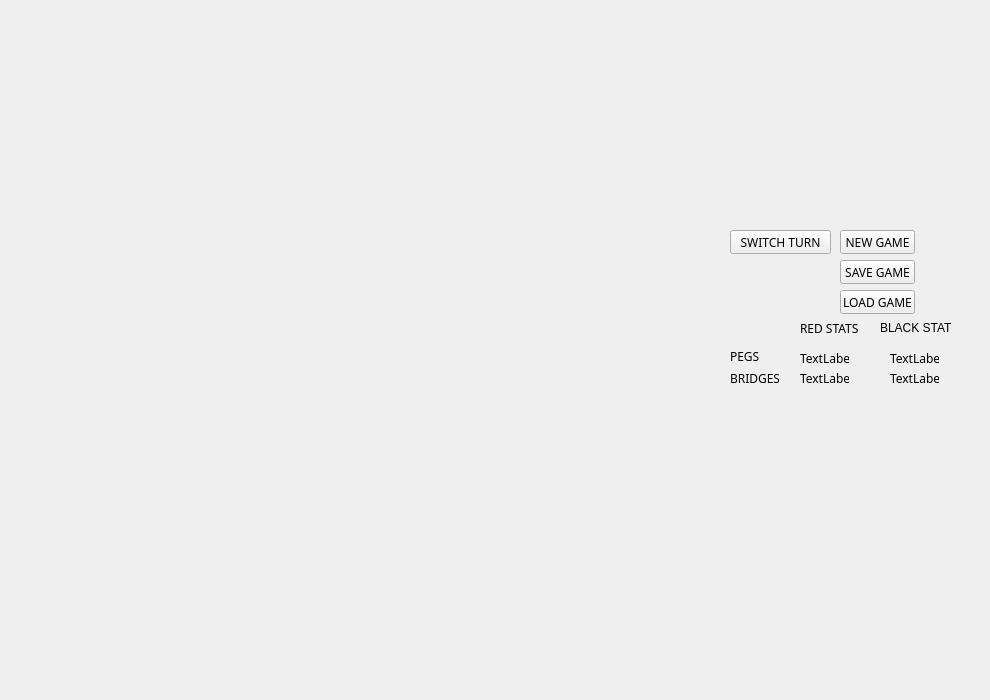
This is C--/TwixtUI/TwixtUI.ui in florin-irl/C-- as Qt 5 draws it before an edit. The edited form follows.
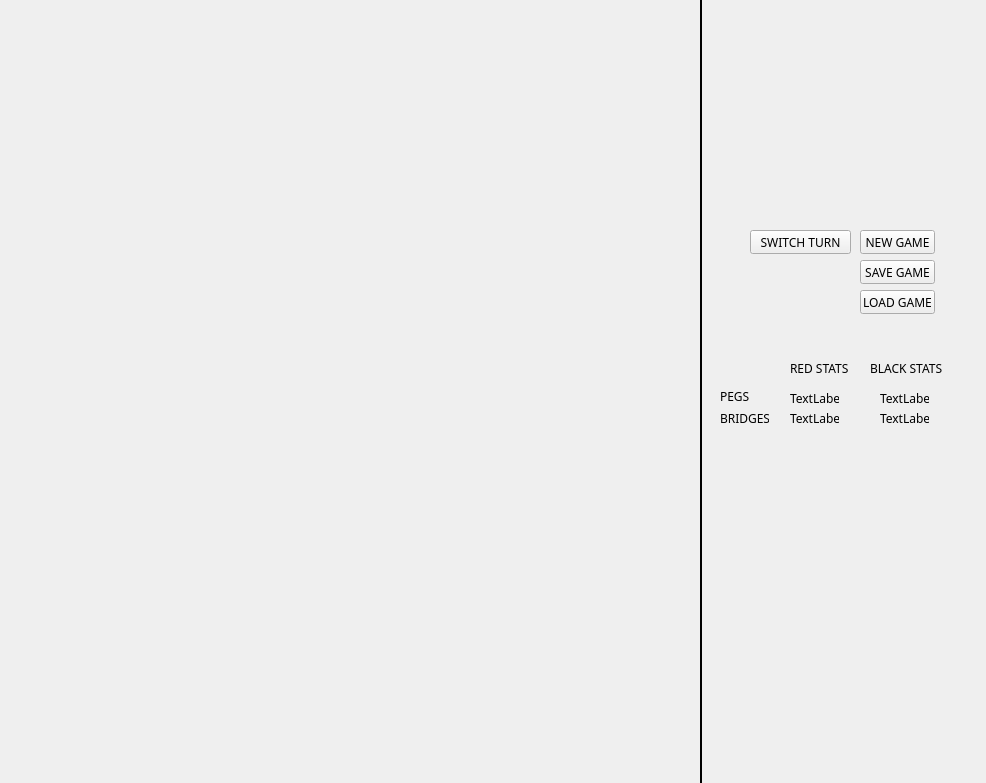
This is the edited form. Icons and pictures are not drawn.

What changed in the file:
```diff
--- a/C--/TwixtUI/TwixtUI.ui
+++ b/C--/TwixtUI/TwixtUI.ui
@@ -6,8 +6,8 @@
    <rect>
     <x>0</x>
     <y>0</y>
-    <width>990</width>
-    <height>700</height>
+    <width>986</width>
+    <height>783</height>
    </rect>
   </property>
   <property name="windowTitle">
@@ -21,7 +21,7 @@
    <widget class="QPushButton" name="pushButton">
     <property name="geometry">
      <rect>
-      <x>730</x>
+      <x>750</x>
       <y>230</y>
       <width>101</width>
       <height>24</height>
@@ -39,8 +39,8 @@
    <widget class="QLabel" name="label">
     <property name="geometry">
      <rect>
-      <x>800</x>
-      <y>320</y>
+      <x>790</x>
+      <y>360</y>
       <width>61</width>
       <height>16</height>
      </rect>
@@ -63,9 +63,9 @@
    <widget class="QLabel" name="label_2">
     <property name="geometry">
      <rect>
-      <x>880</x>
-      <y>320</y>
-      <width>71</width>
+      <x>870</x>
+      <y>360</y>
+      <width>81</width>
       <height>16</height>
      </rect>
     </property>
@@ -75,6 +75,11 @@
       <height>16</height>
      </size>
     </property>
+    <property name="font">
+     <font>
+      <family>Bahnschrift</family>
+     </font>
+    </property>
     <property name="text">
      <string>BLACK STATS</string>
     </property>
@@ -82,8 +87,8 @@
    <widget class="QLabel" name="label_3">
     <property name="geometry">
      <rect>
-      <x>730</x>
-      <y>346</y>
+      <x>720</x>
+      <y>386</y>
       <width>49</width>
       <height>20</height>
      </rect>
@@ -100,8 +105,8 @@
    <widget class="QLabel" name="label_4">
     <property name="geometry">
      <rect>
-      <x>730</x>
-      <y>370</y>
+      <x>720</x>
+      <y>410</y>
       <width>49</width>
       <height>16</height>
      </rect>
@@ -118,8 +123,8 @@
    <widget class="QLabel" name="label_5">
     <property name="geometry">
      <rect>
-      <x>800</x>
-      <y>350</y>
+      <x>790</x>
+      <y>390</y>
       <width>49</width>
       <height>16</height>
      </rect>
@@ -136,8 +141,8 @@
    <widget class="QLabel" name="label_6">
     <property name="geometry">
      <rect>
-      <x>800</x>
-      <y>370</y>
+      <x>790</x>
+      <y>410</y>
       <width>49</width>
       <height>16</height>
      </rect>
@@ -154,8 +159,8 @@
    <widget class="QLabel" name="label_7">
     <property name="geometry">
      <rect>
-      <x>890</x>
-      <y>350</y>
+      <x>880</x>
+      <y>390</y>
       <width>49</width>
       <height>16</height>
      </rect>
@@ -172,8 +177,8 @@
    <widget class="QLabel" name="label_8">
     <property name="geometry">
      <rect>
-      <x>890</x>
-      <y>370</y>
+      <x>880</x>
+      <y>410</y>
       <width>49</width>
       <height>16</height>
      </rect>
@@ -190,7 +195,7 @@
    <widget class="QLabel" name="label_9">
     <property name="geometry">
      <rect>
-      <x>690</x>
+      <x>710</x>
       <y>30</y>
       <width>281</width>
       <height>181</height>
@@ -209,7 +214,7 @@
    <widget class="QPushButton" name="pushButton_2">
     <property name="geometry">
      <rect>
-      <x>840</x>
+      <x>860</x>
       <y>230</y>
       <width>75</width>
       <height>24</height>
@@ -227,7 +232,7 @@
    <widget class="QPushButton" name="pushButton_3">
     <property name="geometry">
      <rect>
-      <x>840</x>
+      <x>860</x>
       <y>260</y>
       <width>75</width>
       <height>24</height>
@@ -245,7 +250,7 @@
    <widget class="QPushButton" name="pushButton_4">
     <property name="geometry">
      <rect>
-      <x>840</x>
+      <x>860</x>
       <y>290</y>
       <width>75</width>
       <height>24</height>
@@ -260,6 +265,23 @@
      <string>LOAD GAME</string>
     </property>
    </widget>
+   <widget class="Line" name="line">
+    <property name="geometry">
+     <rect>
+      <x>700</x>
+      <y>-10</y>
+      <width>2</width>
+      <height>861</height>
+     </rect>
+    </property>
+    <property name="styleSheet">
+     <string notr="true"> border: 2px solid black;
+</string>
+    </property>
+    <property name="orientation">
+     <enum>Qt::Vertical</enum>
+    </property>
+   </widget>
   </widget>
  </widget>
  <layoutdefault spacing="6" margin="11"/>
```
